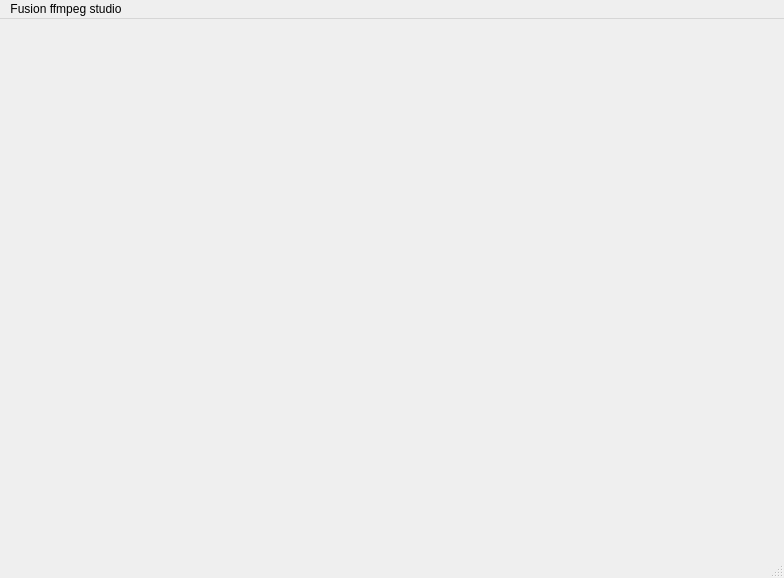
Old version of the form mainwindow.ui in the repository victormac3000/Fusion_ffmpeg_studio.
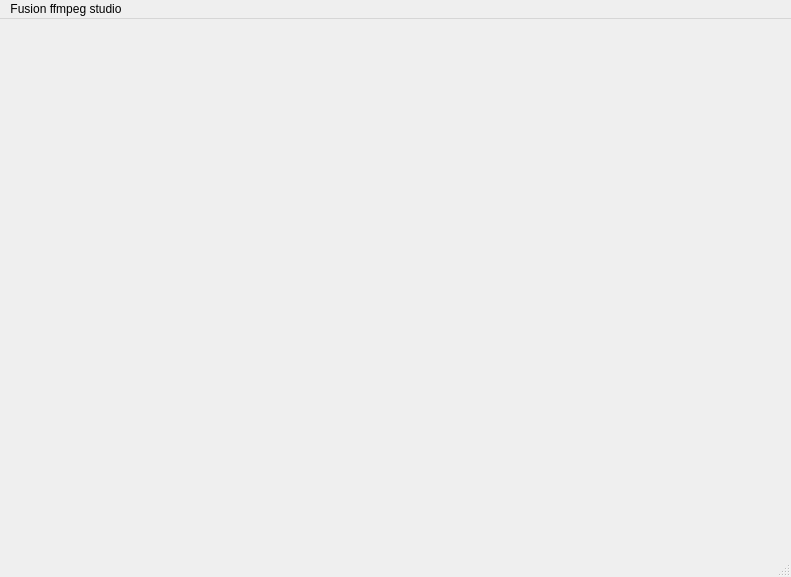
New version of the form.

What changed in the file:
```diff
--- a/mainwindow.ui
+++ b/mainwindow.ui
@@ -6,8 +6,8 @@
    <rect>
     <x>0</x>
     <y>0</y>
-    <width>784</width>
-    <height>578</height>
+    <width>791</width>
+    <height>577</height>
    </rect>
   </property>
   <property name="windowTitle">
@@ -19,7 +19,7 @@
     <rect>
      <x>0</x>
      <y>0</y>
-     <width>784</width>
+     <width>791</width>
      <height>24</height>
     </rect>
    </property>
```
Left out of the diff: 4 changed lines with no effect on the pictures.
